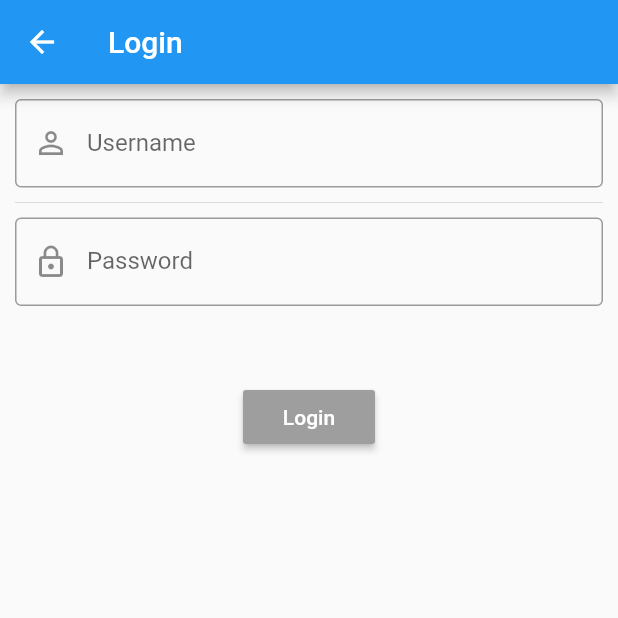
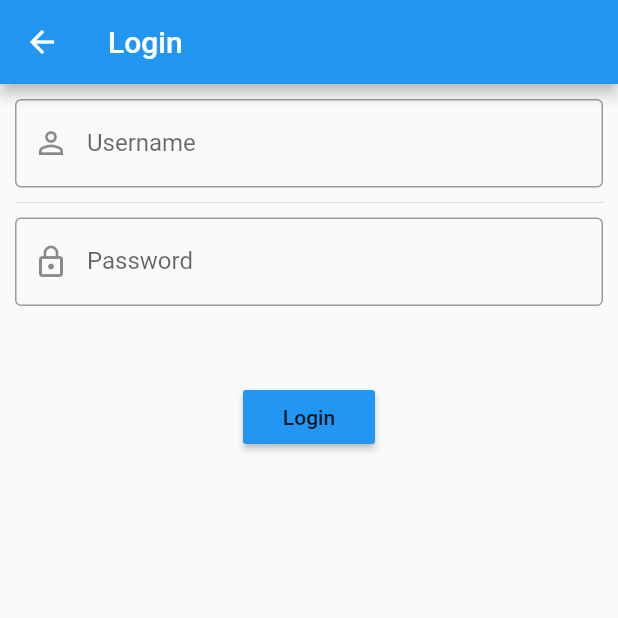
Before and after one commit to kreazyme/MyAsk, a Flutter app: the LoginPage screen opened directly, on a phone screen of 412 x 824 dp, the top half of it. Run offline on Flutter 3.47's test engine with Material 2 defaults, Android fonts, the phone set to English and light mode, and no system bars; our stand-ins replace flutter_bloc, hive_flutter; accounts and stored records are empty; network calls fail.

Commit message:
feat: implement bloc login screen

```diff
--- a/lib/presentation/feature/Login/LoginPage.dart
+++ b/lib/presentation/feature/Login/LoginPage.dart
@@ -3,8 +3,12 @@
 import 'package:flutter/material.dart';
 import 'package:flutter_application_1/data/model/User/request/LoginrequestModel.dart';
 import 'package:flutter_application_1/domain/usecases/user/login_usecase.dart';
+import 'package:flutter_application_1/presentation/feature/Login/bloc/login_presenter.dart';
+import 'package:flutter_application_1/presentation/feature/Login/bloc/login_state.dart';
+import 'package:flutter_bloc/flutter_bloc.dart';
 import 'package:hive_flutter/adapters.dart';
 
+import '../../resource/AppEnum.dart';
 import '../Home/HomePage.dart';
 
 class LoginPage extends StatefulWidget {
@@ -17,28 +21,11 @@ class LoginPage extends StatefulWidget {
 class _LoginPageState extends State<LoginPage> {
   String password = "";
   String username = "";
-  final LoginUsecase _loginUsecase = LoginUsecase();
+  final LoginPresenter _loginPresenter = LoginPresenter();
 
   Future<void> login() async {
     var request = LoginRequestModel(username: username, password: password);
-    try {
-      var token = await _loginUsecase.run(request);
-      if (token != "") {
-        print(token);
-        await Hive.openBox("user");
-        await Hive.box("user").put("token", token);
-        Navigator.pushAndRemoveUntil(
-            context,
-            MaterialPageRoute(
-              builder: (context) => const HomePage(),
-            ),
-            (route) => false);
-      } else {
-        showCustomDialog("Login failed");
-      }
-    } catch (e) {
-      showCustomDialog("Wrong username or password");
-    }
+    _loginPresenter.login(request);
   }
 
   void showCustomDialog(String title) {
@@ -61,7 +48,24 @@ class _LoginPageState extends State<LoginPage> {
 
   @override
   Widget build(BuildContext context) {
-    return Scaffold(
+    return BlocConsumer<LoginPresenter, LoginState>(
+      listener: (context, state) => {
+        if (state.isLoading == LoadingState.error)
+          {showCustomDialog("Wrong username or password")}
+        else if (state.isLoading == LoadingState.success)
+          {
+            Navigator.pushAndRemoveUntil(
+                context,
+                MaterialPageRoute(
+                  builder: (context) => const HomePage(),
+                ),
+                (route) => false)
+          }
+      },
+      listenWhen: (previous, current) =>
+          previous.isLoading != current.isLoading,
+      bloc: _loginPresenter,
+      builder: (context, state) => Scaffold(
         appBar: AppBar(
           title: const Text('Login'),
         ),
@@ -101,15 +105,15 @@ class _LoginPageState extends State<LoginPage> {
             MaterialButton(
               onPressed:
                   username.length < 2 || password.length < 6 ? () {} : login,
-            color: username.length < 2 || password.length < 6
+              color: state.isLoading == LoadingState.loading
                   ? Colors.grey
                   : Colors.blue,
-            child: const Text(
-              "Login",
-              style: TextStyle(color: Colors.white),
-            ),
+              child: state.isLoading == LoadingState.loading
+                  ? const CircularProgressIndicator()
+                  : const Text("Login"),
             ),
           ]),
+        ),
       ),
     );
   }
--- /dev/null
+++ b/lib/presentation/feature/Login/bloc/login_presenter.dart
@@ -0,0 +1,32 @@
+import 'package:flutter/material.dart';
+import 'package:flutter_application_1/domain/usecases/user/login_usecase.dart';
+import 'package:flutter_application_1/presentation/feature/Login/bloc/login_state.dart';
+import 'package:flutter_bloc/flutter_bloc.dart';
+import 'package:hive_flutter/hive_flutter.dart';
+
+import '../../../../data/model/User/request/LoginrequestModel.dart';
+import '../../../resource/AppEnum.dart';
+
+class LoginPresenter extends Cubit<LoginState> {
+  LoginPresenter({
+    @visibleForTesting LoginState? state,
+  }) : super(LoginState.initial());
+
+  final LoginUsecase _loginUsecase = LoginUsecase();
+
+  Future<void> login(LoginRequestModel request) async {
+    emit(state.copyWith(isLoading: LoadingState.loading));
+    try {
+      var token = await _loginUsecase.run(request);
+      if (token != "") {
+        await Hive.openBox("user");
+        await Hive.box("user").put("token", token);
+        emit(state.copyWith(isLoading: LoadingState.success));
+      } else {
+        emit(state.copyWith(isLoading: LoadingState.error));
+      }
+    } catch (e) {
+      emit(state.copyWith(isLoading: LoadingState.error));
+    }
+  }
+}
--- /dev/null
+++ b/lib/presentation/feature/Login/bloc/login_state.dart
@@ -0,0 +1,31 @@
+import 'package:flutter_application_1/presentation/resource/AppEnum.dart';
+
+class LoginState {
+  String email;
+  String password;
+  LoadingState isLoading;
+
+  LoginState({
+    required this.email,
+    required this.password,
+    required this.isLoading,
+  });
+
+  factory LoginState.initial() => LoginState(
+        email: '',
+        password: '',
+        isLoading: LoadingState.initial,
+      );
+
+  LoginState copyWith({
+    String? email,
+    String? password,
+    LoadingState? isLoading,
+  }) {
+    return LoginState(
+      email: email ?? this.email,
+      password: password ?? this.password,
+      isLoading: isLoading ?? this.isLoading,
+    );
+  }
+}
--- a/lib/presentation/resource/AppEnum.dart
+++ b/lib/presentation/resource/AppEnum.dart
@@ -1 +1 @@
-enum LoadingState { loading, success, error }
+enum LoadingState { loading, success, error, initial }
--- a/pubspec.yaml
+++ b/pubspec.yaml
@@ -41,6 +41,7 @@ dependencies:
   dio: 4.0.6
   hive: 2.2.3
   hive_flutter: 1.1.0
+  flutter_bloc: 8.1.1
 
 dev_dependencies:
   flutter_test:
```
Also changed, not shown: lib/presentation/feature/Home/bloc/home_presenter.dart (added), lib/presentation/feature/Home/bloc/home_state.dart (added), pubspec.lock. Lines whose indentation alone changed are shown as unchanged.
